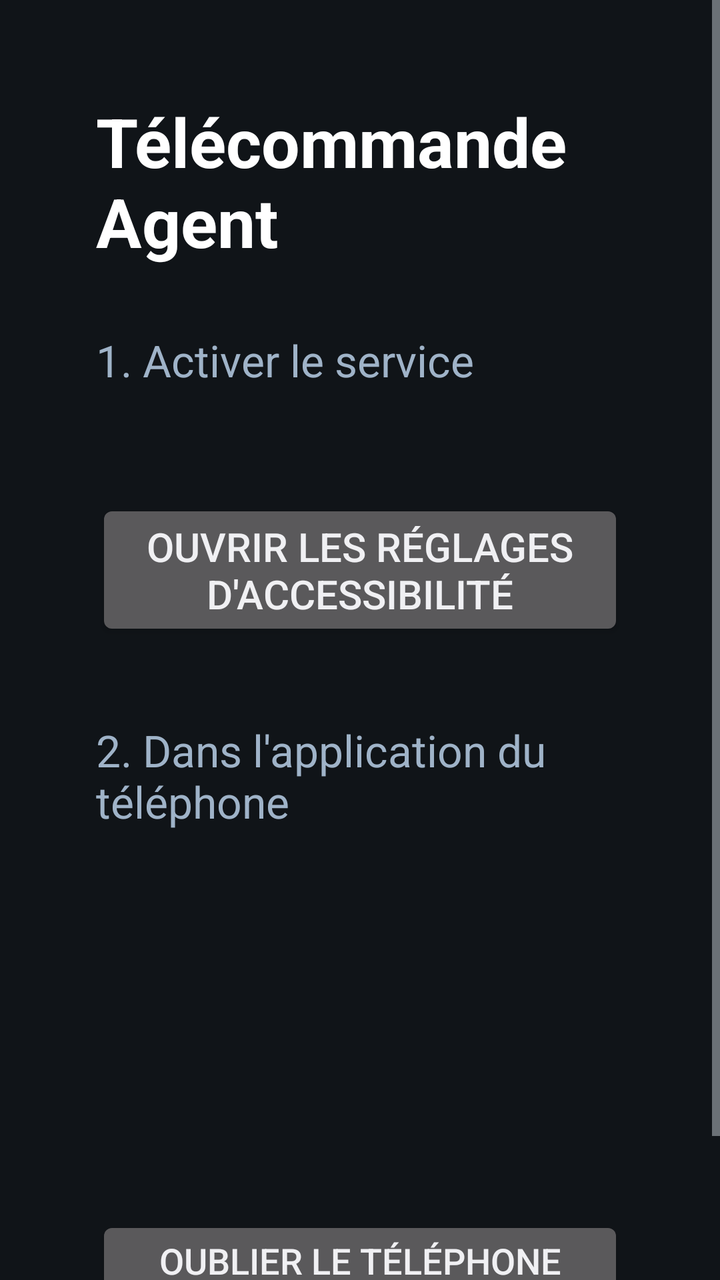
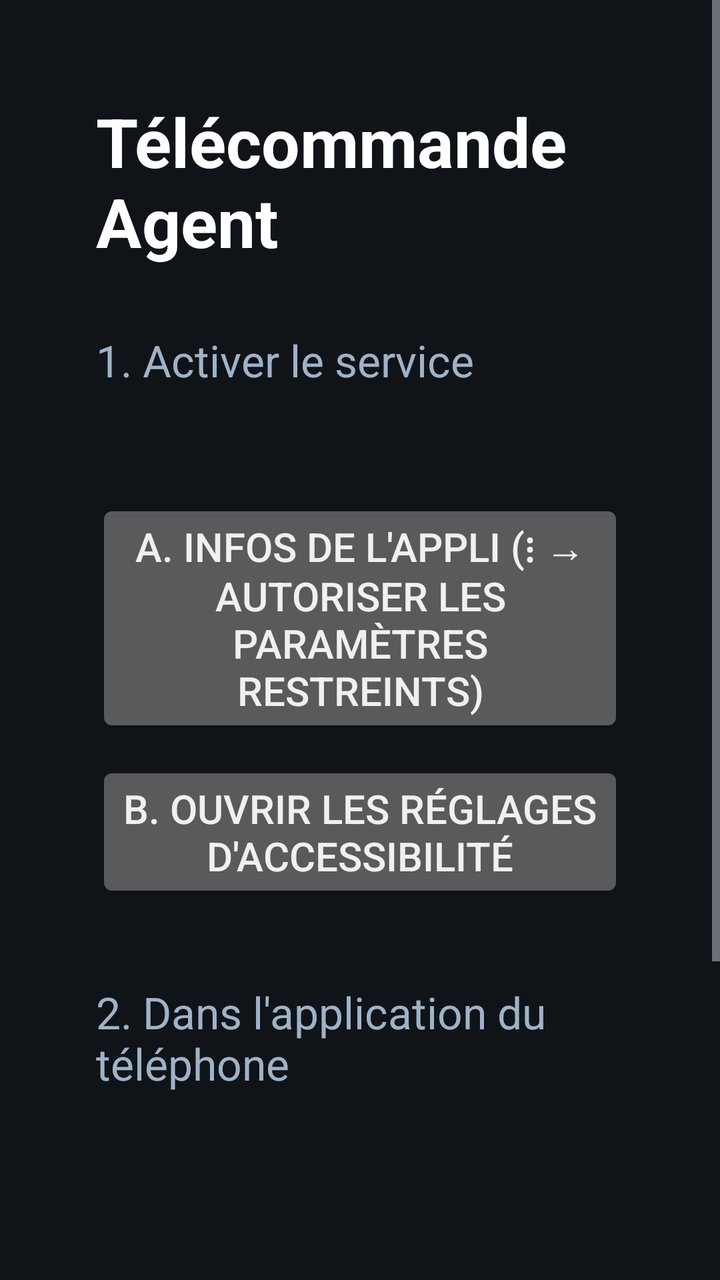

Screens rendered from an Android XML layout before and after an edit, with the pre-edit source and the edit as a unified diff.
<!-- AndroidManifest.xml: application theme Theme.Agent -->
<!-- res/layout/activity_setup.xml -->
<?xml version="1.0" encoding="utf-8"?>
<ScrollView xmlns:android="http://schemas.android.com/apk/res/android"
    android:layout_width="match_parent"
    android:layout_height="match_parent"
    android:background="#101418">

    <LinearLayout
        android:layout_width="match_parent"
        android:layout_height="wrap_content"
        android:orientation="vertical"
        android:padding="48dp">

        <TextView
            android:layout_width="wrap_content"
            android:layout_height="wrap_content"
            android:text="@string/app_name"
            android:textColor="#FFFFFF"
            android:textSize="34sp"
            android:textStyle="bold" />

        
        <TextView
            android:layout_width="wrap_content"
            android:layout_height="wrap_content"
            android:layout_marginTop="32dp"
            android:text="1. Activer le service"
            android:textColor="#9FB3C8"
            android:textSize="22sp" />

        <TextView
            android:id="@+id/serviceStatus"
            android:layout_width="wrap_content"
            android:layout_height="wrap_content"
            android:layout_marginTop="8dp"
            android:textColor="#FFFFFF"
            android:textSize="26sp" />

        <Button
            android:id="@+id/openSettings"
            android:layout_width="wrap_content"
            android:layout_height="wrap_content"
            android:layout_marginTop="12dp"
            android:text="Ouvrir les réglages d'accessibilité"
            android:textSize="20sp" />

        
        <TextView
            android:layout_width="wrap_content"
            android:layout_height="wrap_content"
            android:layout_marginTop="40dp"
            android:text="2. Dans l'application du téléphone"
            android:textColor="#9FB3C8"
            android:textSize="22sp" />

        <TextView
            android:id="@+id/address"
            android:layout_width="wrap_content"
            android:layout_height="wrap_content"
            android:layout_marginTop="8dp"
            android:textColor="#FFFFFF"
            android:textSize="26sp" />

        <TextView
            android:id="@+id/code"
            android:layout_width="wrap_content"
            android:layout_height="wrap_content"
            android:layout_marginTop="8dp"
            android:letterSpacing="0.2"
            android:textColor="#7CC4FF"
            android:textSize="56sp"
            android:textStyle="bold" />

        <TextView
            android:id="@+id/pairStatus"
            android:layout_width="wrap_content"
            android:layout_height="wrap_content"
            android:layout_marginTop="16dp"
            android:textColor="#9FB3C8"
            android:textSize="20sp" />

        <Button
            android:id="@+id/resetPairing"
            android:layout_width="wrap_content"
            android:layout_height="wrap_content"
            android:layout_marginTop="24dp"
            android:text="Oublier le téléphone appairé (nouveau code)"
            android:textSize="18sp" />
    </LinearLayout>
</ScrollView>
<!-- resources referenced by this layout -->
<resources>
  <string name="app_name">Télécommande Agent</string>
  <style name="Theme.Agent" parent="@android:style/Theme.DeviceDefault.NoActionBar" />
</resources>

<!-- the commit's change to res/layout/activity_setup.xml (unified diff, before → after) -->
@@ -35,12 +35,21 @@
             android:textColor="#FFFFFF"
             android:textSize="26sp" />
 
+        
+        <Button
+            android:id="@+id/openAppInfo"
+            android:layout_width="wrap_content"
+            android:layout_height="wrap_content"
+            android:layout_marginTop="12dp"
+            android:text="a. Infos de l'appli (⋮ → Autoriser les paramètres restreints)"
+            android:textSize="20sp" />
+
         <Button
             android:id="@+id/openSettings"
             android:layout_width="wrap_content"
             android:layout_height="wrap_content"
             android:layout_marginTop="12dp"
-            android:text="Ouvrir les réglages d'accessibilité"
+            android:text="b. Ouvrir les réglages d'accessibilité"
             android:textSize="20sp" />
 
         
